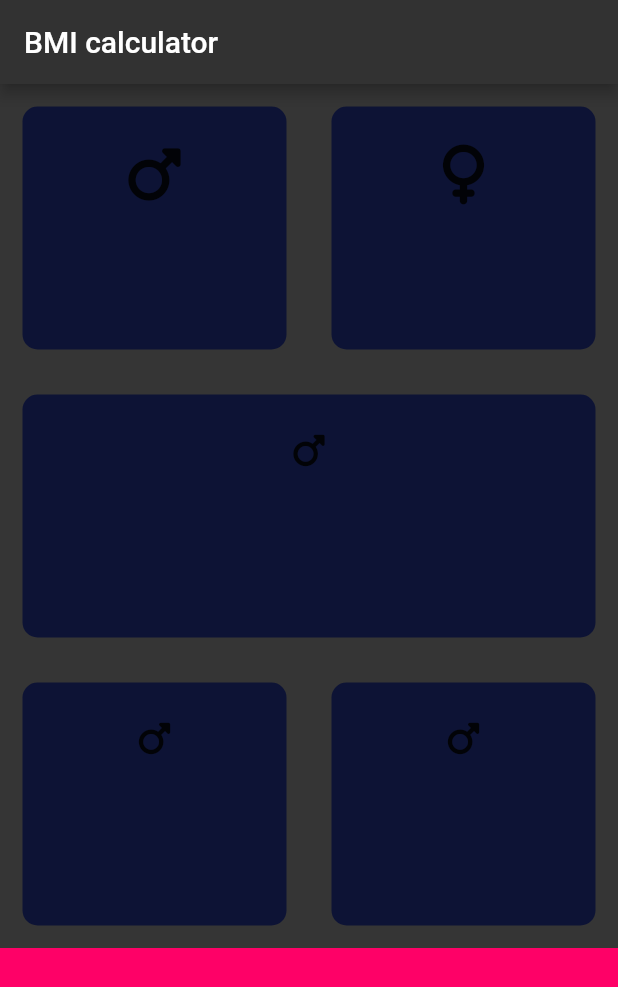
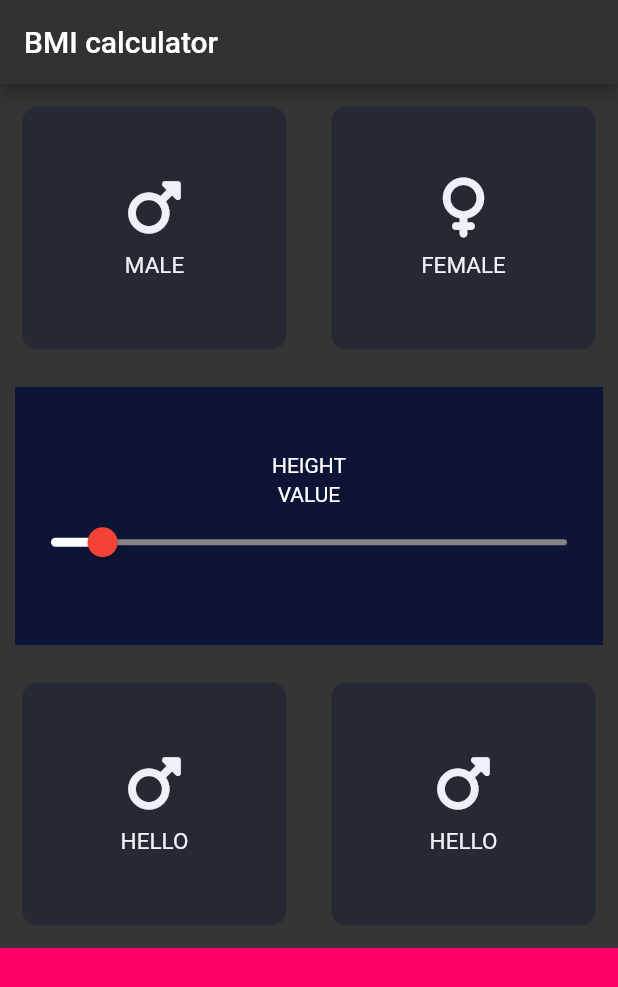
Before and after one commit to Aayush-310/bmicalc, a Flutter app: the screen it shows after launch, on a phone screen of 412 x 824 dp. Shown: the top 987 px of the screen. Run offline on Flutter 3.47's test engine with Material 2 defaults, Android fonts, the phone set to English and light mode, and no system bars; our stand-ins replace font_awesome_flutter.

Commit message:
new changes

```diff
--- /dev/null
+++ b/lib/icon_content.dart
@@ -0,0 +1,34 @@
+import 'package:flutter/material.dart';
+
+const labelTextStyle = TextStyle(
+  fontSize: 15.0,
+  color: Color(0xFFeef1f9),
+);
+
+class IconContent extends StatelessWidget {
+  IconContent({required this.icon, required this.label});
+  final IconData icon;
+  final String label;
+
+  @override
+  Widget build(BuildContext context) {
+    return Column(
+      //centering the column
+      mainAxisAlignment: MainAxisAlignment.center,
+      children: <Widget>[
+        Icon(
+          icon,
+          size: 40.0,
+          color: const Color(0xFFeef1f9),
+        ),
+        const SizedBox(
+          height: 10.0,
+        ),
+        Text(
+          label,
+          style: labelTextStyle,
+        ),
+      ],
+    );
+  }
+}
--- a/lib/input_page.dart
+++ b/lib/input_page.dart
@@ -1,20 +1,45 @@
 import 'package:flutter/material.dart';
 import 'package:font_awesome_flutter/font_awesome_flutter.dart';
 import 'reusable_container.dart';
+import 'icon_content.dart';
 
 //defining the constants
 
 const double bottomContainerHeight = 80.0;
-const activeCardColour = Color(0xFFfe0167);
+const activeCardColour = Color(0xFF0e1436);
+const inactiveCardColour = Color(0xFF242933);
 const bottomContainerColour = Color(0xFFfe0167);
 
 // new file  for the input_page
+// ignore: use_key_in_widget_constructors
 class InputPage extends StatefulWidget {
   @override
   _InputPageState createState() => _InputPageState();
 }
 
 class _InputPageState extends State<InputPage> {
+  Color maleCardColour = inactiveCardColour;
+  Color femaleCardColour = inactiveCardColour;
+  double _value = 10;
+
+  //1 for male and 2 for female
+  void updateColour(int gender) {
+    if (gender == 1) {
+      if (maleCardColour == inactiveCardColour) {
+        maleCardColour = activeCardColour;
+      } else {
+        maleCardColour = inactiveCardColour;
+      }
+    }
+    if (gender == 2) {
+      if (femaleCardColour == inactiveCardColour) {
+        femaleCardColour = activeCardColour;
+      } else {
+        femaleCardColour = inactiveCardColour;
+      }
+    }
+  }
+
   @override
   Widget build(BuildContext context) {
     return Scaffold(
@@ -28,28 +53,53 @@ class _InputPageState extends State<InputPage> {
             child: Row(
               children: <Widget>[
                 Expanded(
-                  child: ReusableCard(
-                    colour: activeCardColour,
-                    cardChild: Column(
-                      children: const <Widget>[
-                        Icon(
-                          FontAwesomeIcons.mars,
-                          size: 40.0,
-                        )
-                      ],
+                  child: GestureDetector(
+                    onTap: () {
+                      setState(() {
+                        updateColour(1);
+                      });
+                    },
+                    child: ReusableCard(
+                      colour: maleCardColour,
+                      cardChild: IconContent(
+                        icon: FontAwesomeIcons.mars,
+                        label: "MALE",
+                      ),
                     ),
                   ),
                 ),
                 Expanded(
-                    child: ReusableCard(
-                  colour: activeCardColour,
-                  cardChild: Column(
-                    children: const [
-                      Icon(
-                        FontAwesomeIcons.venus,
-                        size: 40.0,
-                      )
-                    ],
+                    child: GestureDetector(
+                  onTap: () {
+                    setState(() {
+                      updateColour(2);
+                    });
+                  },
+                  child: ReusableCard(
+                    colour: femaleCardColour,
+                    cardChild: IconContent(
+                      icon: FontAwesomeIcons.venus,
+                      label: "FEMALE",
+                    ),
+                    //extracting the column with icon content
+                    // cardChild: Column(
+                    //   mainAxisAlignment: MainAxisAlignment.center,
+                    //   children: const <Widget>[
+                    //     Icon(
+                    //       FontAwesomeIcons.venus,
+                    //       size: 40.0,
+                    //       color: Color(0xFFeef1f9),
+                    //     ),
+                    //     SizedBox(
+                    //       height: 15.0,
+                    //     ),
+                    //     Text(
+                    //       "FEMALE",
+                    //       style:
+                    //           TextStyle(fontSize: 15.0, color: Color(0xFFeef1f9)),
+                    //     ),
+                    //   ],
+                    // ),
                   ),
                 ))
               ],
@@ -57,36 +107,66 @@ class _InputPageState extends State<InputPage> {
           ),
           Expanded(
             //second row with one container
+
             child: Row(
-              children: [
+              children: <Widget>[
                 Expanded(
-                    child: ReusableCard(
-                  colour: activeCardColour,
-                  cardChild: Column(
-                    children: const [Icon(FontAwesomeIcons.mars)],
+                  child: Container(
+                    child: Column(
+                      mainAxisAlignment: MainAxisAlignment.center,
+                      children: <Widget>[
+                        const Text("HEIGHT"),
+                        const SizedBox(
+                          height: 3.0,
+                        ),
+                        const Text("VALUE"),
+                        Slider(
+                          activeColor: Color.fromARGB(255, 255, 255,
+                              255), // The color to use for the portion of the slider track that is active.
+                          inactiveColor: Color.fromARGB(255, 132, 130,
+                              130), // The color for the inactive portion of the slider track.
+                          thumbColor: Colors.red,
+                          min: 0.0,
+                          max: 100.0,
+                          value: _value,
+                          onChanged: (value) {
+                            setState(() {
+                              _value = value;
+                            });
+                          },
+                        ),
+                      ],
+                    ),
+                    color: activeCardColour,
+                    margin: const EdgeInsets.all(10.0),
                   ),
-                )),
+                ),
               ],
             ),
           ),
           Expanded(
             //last row with two expanded containers
             child: Row(
-              children: [
+              children: <Widget>[
                 Expanded(
                   child: ReusableCard(
-                    colour: activeCardColour,
-                    cardChild: Column(
-                      children: const [Icon(FontAwesomeIcons.mars)],
+                    colour: inactiveCardColour,
+                    cardChild: IconContent(
+                      label: "HELLO",
+                      icon: FontAwesomeIcons.mars,
                     ),
+                    // Column(
+                    //   children: const [Icon(FontAwesomeIcons.mars)],
+                    // ),
                   ),
                 ),
                 Expanded(
                     child: ReusableCard(
-                  colour: activeCardColour,
-                  cardChild:
-                      Column(children: const [Icon(FontAwesomeIcons.mars)]),
-                ))
+                        colour: inactiveCardColour,
+                        cardChild: IconContent(
+                            label: "HELLO", icon: FontAwesomeIcons.mars)
+                        // Column(children: const [Icon(FontAwesomeIcons.mars)]),
+                        ))
               ],
             ),
           ),
--- a/lib/reusable_container.dart
+++ b/lib/reusable_container.dart
@@ -18,9 +18,10 @@ class ReusableCard extends StatelessWidget {
     return Container(
       child: cardChild,
       margin: const EdgeInsets.all(15.0),
-      decoration: const BoxDecoration(
-          borderRadius: BorderRadius.all(Radius.circular(10.0)),
-          color: Color(0xFF0d1335)),
+      decoration: BoxDecoration(
+        borderRadius: const BorderRadius.all(Radius.circular(10.0)),
+        color: colour,
+      ),
       padding: const EdgeInsets.all(25.0),
     );
   }
```
Also changed, not shown: 1 other file.
